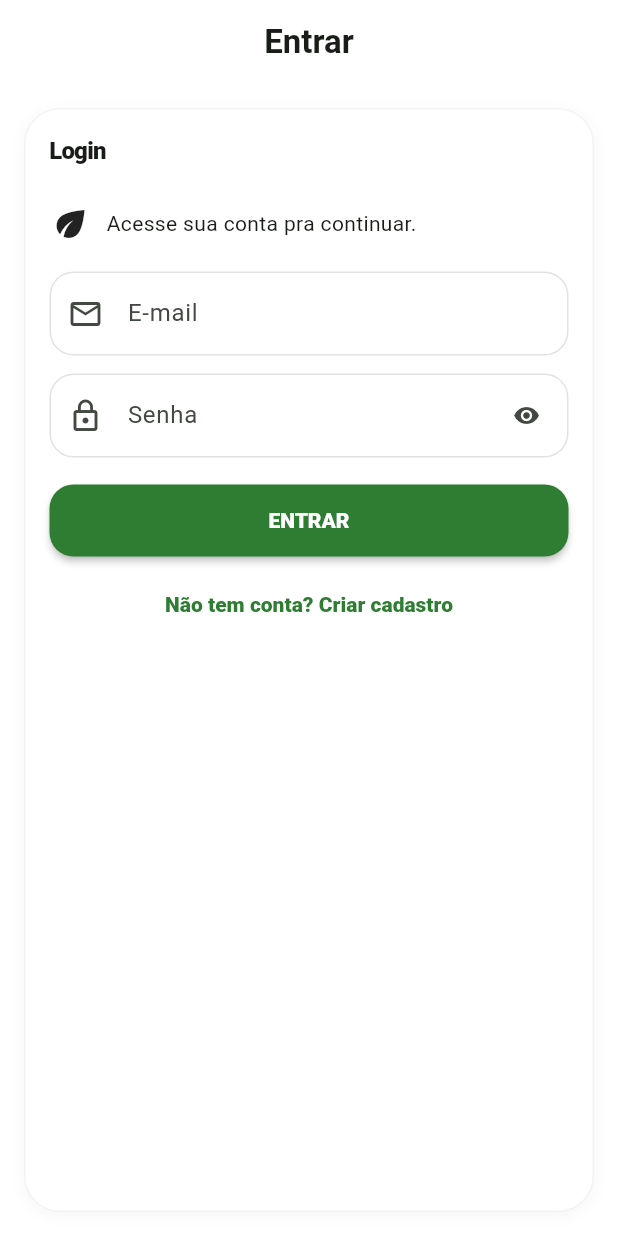
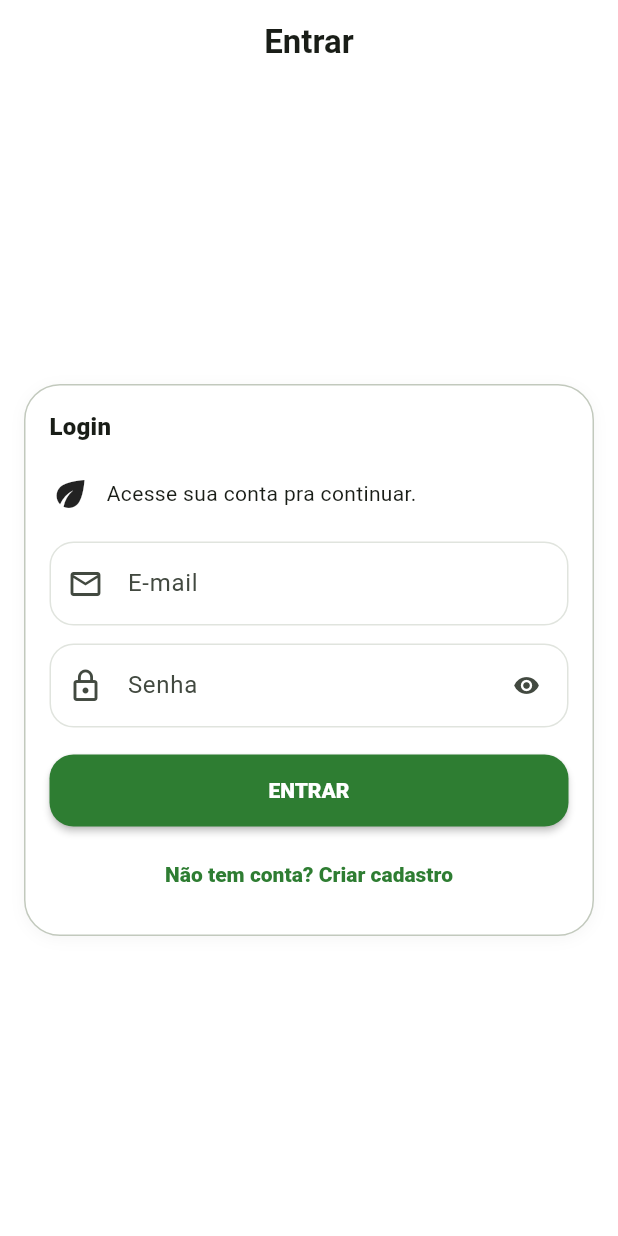
Before and after one commit to andersonrsmesquita/verde_ensina, a Flutter app: the screen it shows after launch, on a phone screen of 412 x 824 dp. Run offline on Flutter 3.47's test engine with Material 3 defaults, Android fonts, the phone set to English and light mode, and no system bars; our stand-ins replace cloud_firestore, firebase_auth, firebase_core, geolocator, go_router; accounts and stored records are empty.

Commit message:
Tela Planejamento Consumo

```diff
--- a/lib/core/ui/app_colors.dart
+++ b/lib/core/ui/app_colors.dart
@@ -1,48 +1,30 @@
+// FILE: lib/core/ui/app_colors.dart
 import 'package:flutter/material.dart';
 
-/// Define a paleta de cores central do aplicativo (Design System).
-/// Garante consistência visual e suporte integrado ao Material Design 3.
 class AppColors {
-  // Construtor privado para evitar instanciação acidental da classe.
   AppColors._();
 
-  // ==========================================
-  // 1. CORES DE MARCA (BRAND COLORS)
-  // ==========================================
+  // Brand
+  static const Color primary = Color(0xFF2E7D32);
+  static const Color secondary = Color(0xFF795548);
+  static const Color tertiary = Color(0xFFF57F17);
 
-  /// Cor Primária (Ex: Verde Agronômico, cor principal da marca)
-  static const Color primary = Color(0xFF2E7D32); // Verde folha escuro
+  // Semantic
+  static const Color success = Color(0xFF388E3C);
+  static const Color warning = Color(0xFFFBC02D);
+  static const Color error = Color(0xFFD32F2F);
+  static const Color info = Color(0xFF1976D2);
 
-  /// Cor Secundária (Ex: Tons terrosos para elementos de apoio)
-  static const Color secondary = Color(0xFF795548); // Marrom terra
+  // Shadow
+  static const Color shadow = Color(0x14000000);
 
-  /// Cor Terciária (Ex: Destaques vibrantes como sol/colheita)
-  static const Color tertiary = Color(0xFFF57F17); // Laranja/Amarelo sol
+  // Backgrounds
+  static const Color backgroundLight = Color(0xFFF5F7FA);
+  static const Color surfaceLight = Colors.white;
 
-  // ==========================================
-  // 2. CORES SEMÂNTICAS (FEEDBACK)
-  // ==========================================
+  static const Color backgroundDark = Color(0xFF121212);
+  static const Color surfaceDark = Color(0xFF1E1E1E);
 
-  static const Color success = Color(0xFF388E3C); // Verde sucesso
-  static const Color warning = Color(0xFFFBC02D); // Amarelo atenção
-  static const Color error = Color(0xFFD32F2F);   // Vermelho erro
-  static const Color info = Color(0xFF1976D2);    // Azul informação
-
-  // ==========================================
-  // 3. CORES NEUTRAS E FUNDOS (BACKGROUND)
-  // ==========================================
-
-  static const Color backgroundLight = Color(0xFFF5F7FA); // Fundo cinza bem claro (usado no app)
-  static const Color surfaceLight = Colors.white;         // Fundo de cards e modais
-
-  static const Color backgroundDark = Color(0xFF121212);  // Fundo escuro (Dark Mode)
-  static const Color surfaceDark = Color(0xFF1E1E1E);     // Cards no Dark Mode
-
-  // ==========================================
-  // 4. GERAÇÃO DE COLOR SCHEME (MATERIAL 3)
-  // ==========================================
-
-  /// Tema Claro
   static ColorScheme lightScheme() => ColorScheme.fromSeed(
         seedColor: primary,
         primary: primary,
@@ -54,7 +36,6 @@ class AppColors {
         brightness: Brightness.light,
       );
 
-  /// Tema Escuro
   static ColorScheme darkScheme() => ColorScheme.fromSeed(
         seedColor: primary,
         primary: primary,
--- a/lib/core/ui/widgets/page_container.dart
+++ b/lib/core/ui/widgets/page_container.dart
@@ -1,3 +1,4 @@
+// FILE: lib/core/ui/page_container.dart
 import 'package:flutter/material.dart';
 import '../app_tokens.dart';
 import '../app_responsive.dart';
@@ -142,7 +143,9 @@ class PageContainer extends StatelessWidget {
                     horizontal: AppTokens.md,
                     vertical: AppTokens.sm,
                   ),
+                  // ✅ CORREÇÃO AQUI: heightFactor garante que o Center pegue a altura mínima e não a tela toda!
                   child: Center(
+                    heightFactor: 1.0,
                     child: ConstrainedBox(
                       constraints: BoxConstraints(maxWidth: effectiveMaxWidth),
                       child: effectiveBottom,
--- a/lib/core/ui/widgets/section_card.dart
+++ b/lib/core/ui/widgets/section_card.dart
@@ -1,10 +1,21 @@
+// FILE: lib/core/ui/widgets/section_card.dart
 import 'package:flutter/material.dart';
+
+import '../app_colors.dart';
 import '../app_tokens.dart';
 
 class SectionCard extends StatelessWidget {
   final String? title;
   final Widget child;
   final Widget? trailing;
+
+  /// Quando true, o [child] será colocado dentro de um [Expanded] para
+  /// suportar widgets scrolláveis (ex: ListView) dentro do card.
+  ///
+  /// Use APENAS quando o SectionCard estiver em um pai com altura limitada
+  /// (ex: dentro de Expanded/SizedBox/altura fixa).
+  final bool expandChild;
+
   final EdgeInsets? padding;
   final Color? color;
 
@@ -13,59 +24,73 @@ class SectionCard extends StatelessWidget {
     this.title,
     required this.child,
     this.trailing,
+    this.expandChild = false,
     this.padding,
     this.color,
   });
 
+  bool _isScrollable(Widget w) => w is ScrollView;
+
   @override
   Widget build(BuildContext context) {
-    // ✅ Padronização para Flutter Nativo
-    final colors = Theme.of(context).colorScheme;
-    final textTheme = Theme.of(context).textTheme;
+    final cs = Theme.of(context).colorScheme;
+
+    return LayoutBuilder(
+      builder: (context, constraints) {
+        final canExpand = constraints.hasBoundedHeight;
+        final shouldExpand =
+            (expandChild || (canExpand && _isScrollable(child)));
+
+        Widget bodyChild = child;
+
+        // Se alguém passar Expanded/Flexible como child e NÃO houver altura limitada,
+        // isso quebra layout. Aqui desembrulha.
+        if (!canExpand && bodyChild is Flexible) {
+          bodyChild = (bodyChild as Flexible).child;
+        }
+
+        if (shouldExpand && canExpand) {
+          if (bodyChild is! Flexible) {
+            bodyChild = Expanded(child: bodyChild);
+          }
+        }
 
         return Container(
           decoration: BoxDecoration(
-        color: color ?? colors.surface,
-        borderRadius: BorderRadius.circular(AppTokens.rLg),
-        border: Border.all(
-          color: colors.outlineVariant.withOpacity(0.2),
-        ),
-        // Se AppTokens.shadowSm não for estático, ajuste aqui.
-        // Assumindo que é uma lista de BoxShadow:
-        boxShadow: AppTokens.shadowSm(colors.shadow),
+            color: color ?? cs.surface,
+            borderRadius: BorderRadius.circular(AppTokens.radiusLg),
+            border: Border.all(color: cs.outlineVariant),
+            boxShadow: AppTokens.shadowSm(AppColors.shadow),
           ),
           child: Padding(
             padding: padding ?? const EdgeInsets.all(AppTokens.md),
             child: Column(
+              mainAxisSize: shouldExpand ? MainAxisSize.max : MainAxisSize.min,
               crossAxisAlignment: CrossAxisAlignment.stretch,
               children: [
-            if (title != null || trailing != null) ...[
+                if (title != null) ...[
                   Row(
-                crossAxisAlignment: CrossAxisAlignment.center,
                     children: [
-                  if (title != null)
                       Expanded(
                         child: Text(
                           title!,
-                        style: textTheme.titleMedium?.copyWith(
-                          fontWeight: FontWeight.w900,
-                          color: colors.onSurface,
-                          letterSpacing: -0.5,
+                          style: Theme.of(context)
+                              .textTheme
+                              .titleMedium
+                              ?.copyWith(fontWeight: FontWeight.w900),
                         ),
                       ),
-                    ),
-                  if (trailing != null) ...[
-                    const SizedBox(width: AppTokens.xs),
-                    trailing!,
-                  ],
+                      if (trailing != null) trailing!,
                     ],
                   ),
-              const SizedBox(height: AppTokens.md),
+                  const SizedBox(height: AppTokens.sm),
                 ],
-            child,
+                bodyChild,
               ],
             ),
           ),
         );
+      },
+    );
   }
 }
--- a/lib/modules/planejamento/tela_planejamento_consumo.dart
+++ b/lib/modules/planejamento/tela_planejamento_consumo.dart
@@ -1,3 +1,4 @@
+// FILE: lib/modules/planejamento/tela_planejamento_consumo.dart
 import 'package:flutter/material.dart';
 import 'package:flutter/services.dart';
 import 'package:cloud_firestore/cloud_firestore.dart';
@@ -42,10 +43,6 @@ class _TelaPlanejamentoConsumoState extends State<TelaPlanejamentoConsumo> {
     super.dispose();
   }
 
-  // =======================================================================
-  // UX Helpers
-  // =======================================================================
-
   void _toast(String msg, {bool isError = false}) {
     if (!mounted) return;
     if (isError) {
@@ -68,12 +65,7 @@ class _TelaPlanejamentoConsumoState extends State<TelaPlanejamentoConsumo> {
     return double.tryParse(v.trim().replaceAll(',', '.')) ?? 0.0;
   }
 
-  // =======================================================================
-  // CRUD local da lista
-  // =======================================================================
-
   void _salvarItem() {
-    // Nome
     String nomeFinal;
     if (_modoPersonalizado) {
       if (_customNameController.text.trim().isEmpty) {
@@ -89,7 +81,6 @@ class _TelaPlanejamentoConsumoState extends State<TelaPlanejamentoConsumo> {
       nomeFinal = _culturaSelecionada!;
     }
 
-    // Quantidade
     if (_qtdController.text.trim().isEmpty) {
       _toast('Informe a quantidade.', isError: true);
       return;
@@ -162,10 +153,6 @@ class _TelaPlanejamentoConsumoState extends State<TelaPlanejamentoConsumo> {
     });
   }
 
-  // =======================================================================
-  // Processamento + Persistência
-  // =======================================================================
-
   Future<void> _gerarESalvarEIrParaGerador(AppSession session) async {
     if (_listaDesejos.isEmpty) {
       _toast('Adicione pelo menos um item para planejar.', isError: true);
@@ -207,7 +194,7 @@ class _TelaPlanejamentoConsumoState extends State<TelaPlanejamentoConsumo> {
         final cicloDias = (info['cicloDias'] as int?) ?? 60;
 
         final mudasCalc = meta / yieldVal;
-        final mudasReais = (mudasCalc * 1.1).ceil(); // +10% margem
+        final mudasReais = (mudasCalc * 1.1).ceil();
         final areaNecessaria = mudasReais * espacoVal;
 
         int cicloSemanas = (cicloDias / 7).ceil();
@@ -318,10 +305,6 @@ class _TelaPlanejamentoConsumoState extends State<TelaPlanejamentoConsumo> {
     return planejamentoRef.id;
   }
 
-  // =======================================================================
-  // UI
-  // =======================================================================
-
   @override
   Widget build(BuildContext context) {
     final cs = Theme.of(context).colorScheme;
@@ -338,7 +321,6 @@ class _TelaPlanejamentoConsumoState extends State<TelaPlanejamentoConsumo> {
 
     final listaCulturasOrdenada = GuiaCulturas.dados.keys.toList()..sort();
 
-    // KPIs em tempo real
     double areaTotal = 0;
     double horasSemanaisTotal = 0;
 
@@ -376,7 +358,7 @@ class _TelaPlanejamentoConsumoState extends State<TelaPlanejamentoConsumo> {
     return PageContainer(
       title: 'Plano de Consumo',
       subtitle: 'Defina o que você quer colher',
-      scroll: false,
+      scroll: true,
       body: Column(
         crossAxisAlignment: CrossAxisAlignment.stretch,
         children: [
@@ -409,22 +391,23 @@ class _TelaPlanejamentoConsumoState extends State<TelaPlanejamentoConsumo> {
             ),
           ),
           const SizedBox(height: AppTokens.md),
-          Expanded(
-            child: SectionCard(
+          SectionCard(
             title: '3) Itens do plano',
             child: _listaDesejos.isEmpty
                 ? _buildEmptyState(cs)
-                  : ListView(
-                      padding: const EdgeInsets.only(bottom: 80),
+                : Column(
                     children: [
                       _buildKpisTop(cs, areaTotal, horasSemanaisTotal),
                       const SizedBox(height: AppTokens.md),
                       ...itensCards,
-                        const SizedBox(height: AppTokens.md),
-                        _buildResumoTotal(cs, areaTotal, horasSemanaisTotal),
                     ],
                   ),
           ),
+          const SizedBox(height: AppTokens.md),
+          if (_listaDesejos.isNotEmpty)
+            SectionCard(
+              title: 'Estimativa total',
+              child: _buildResumoTotal(cs, areaTotal, horasSemanaisTotal),
             ),
         ],
       ),
@@ -435,11 +418,13 @@ class _TelaPlanejamentoConsumoState extends State<TelaPlanejamentoConsumo> {
           onPressed:
               _salvando ? null : () => _gerarESalvarEIrParaGerador(session),
           icon: _salvando
-              ? const SizedBox(
+              ? SizedBox(
                   width: 20,
                   height: 20,
                   child: CircularProgressIndicator(
-                      color: Colors.white, strokeWidth: 2),
+                    color: cs.onPrimary,
+                    strokeWidth: 2,
+                  ),
                 )
               : const Icon(Icons.auto_awesome),
           label: Text(_salvando ? 'PROCESSANDO...' : 'GERAR PLANO INTELIGENTE'),
@@ -447,10 +432,6 @@ class _TelaPlanejamentoConsumoState extends State<TelaPlanejamentoConsumo> {
       ),
     );
   }
-
-  // =======================================================================
-  // Widgets auxiliares (premium)
-  // =======================================================================
 
   Widget _buildKpisTop(
       ColorScheme cs, double areaTotal, double horasSemanaisTotal) {
@@ -554,8 +535,7 @@ class _TelaPlanejamentoConsumoState extends State<TelaPlanejamentoConsumo> {
                           .map((k) => DropdownMenuItem(
                               value: k,
                               child: Text(k,
-                                    style: const TextStyle(fontSize: 14)),
-                              ))
+                                  style: const TextStyle(fontSize: 14))))
                           .toList(),
                       onChanged: (v) => setState(() => _culturaSelecionada = v),
                     ),
@@ -611,8 +591,7 @@ class _TelaPlanejamentoConsumoState extends State<TelaPlanejamentoConsumo> {
             style: TextStyle(
                 color: cs.onPrimaryContainer,
                 fontWeight: FontWeight.w900,
-              fontSize: 12,
-            ),
+                fontSize: 12),
           ),
         ),
         title: Text(nome, style: const TextStyle(fontWeight: FontWeight.w900)),
@@ -638,8 +617,7 @@ class _TelaPlanejamentoConsumoState extends State<TelaPlanejamentoConsumo> {
             const PopupMenuItem(value: 'edit', child: Text('Editar')),
             PopupMenuItem(
                 value: 'delete',
-              child: Text('Remover', style: TextStyle(color: cs.error)),
-            ),
+                child: Text('Remover', style: TextStyle(color: cs.error))),
           ],
           onSelected: (value) {
             if (value == 'edit') _iniciarEdicao(idx);
@@ -657,16 +635,14 @@ class _TelaPlanejamentoConsumoState extends State<TelaPlanejamentoConsumo> {
         children: [
           Icon(Icons.eco_outlined, size: 64, color: cs.outlineVariant),
           const SizedBox(height: AppTokens.md),
-          Text(
-            'Sua lista está vazia.',
+          Text('Sua lista está vazia.',
               style: TextStyle(
-                fontSize: 16, fontWeight: FontWeight.w900, color: cs.onSurface),
-          ),
+                  fontSize: 16,
+                  fontWeight: FontWeight.w900,
+                  color: cs.onSurface)),
           const SizedBox(height: 6),
-          Text(
-            'Adicione culturas acima pra gerar o plano.',
-            style: TextStyle(color: cs.onSurfaceVariant),
-          ),
+          Text('Adicione culturas acima pra gerar o plano.',
+              style: TextStyle(color: cs.onSurfaceVariant)),
         ],
       ),
     );
@@ -674,33 +650,26 @@ class _TelaPlanejamentoConsumoState extends State<TelaPlanejamentoConsumo> {
 
   Widget _buildResumoTotal(
       ColorScheme cs, double areaTotal, double horasSemanaisTotal) {
-    return SectionCard(
-      title: 'Estimativa total',
-      child: Column(
+    return Column(
       children: [
         AppKeyValueRow(
             label: 'Área útil ocupada',
             value: '${areaTotal.toStringAsFixed(1)} m²',
-            color: cs.primary,
-          ),
+            color: cs.primary),
         AppKeyValueRow(
             label: 'Água necessária',
             value: '${(areaTotal * 5.0).toStringAsFixed(0)} L/dia',
-            color: Colors.blue.shade700,
-          ),
+            color: Colors.blue.shade700),
         AppKeyValueRow(
             label: 'Adubo base',
             value: '${(areaTotal * 3.0).toStringAsFixed(1)} kg',
-            color: Colors.brown.shade700,
-          ),
+            color: Colors.brown.shade700),
         const Divider(),
         AppKeyValueRow(
             label: 'Mão de obra',
             value: '${horasSemanaisTotal.toStringAsFixed(1)} h/sem',
-            isBold: true,
-          ),
+            isBold: true),
       ],
-      ),
     );
   }
 }
```
Lines whose indentation alone changed are shown as unchanged.
